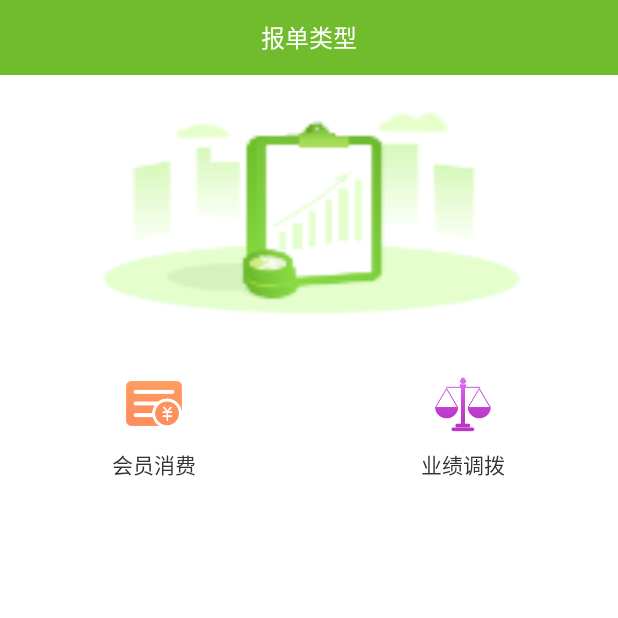
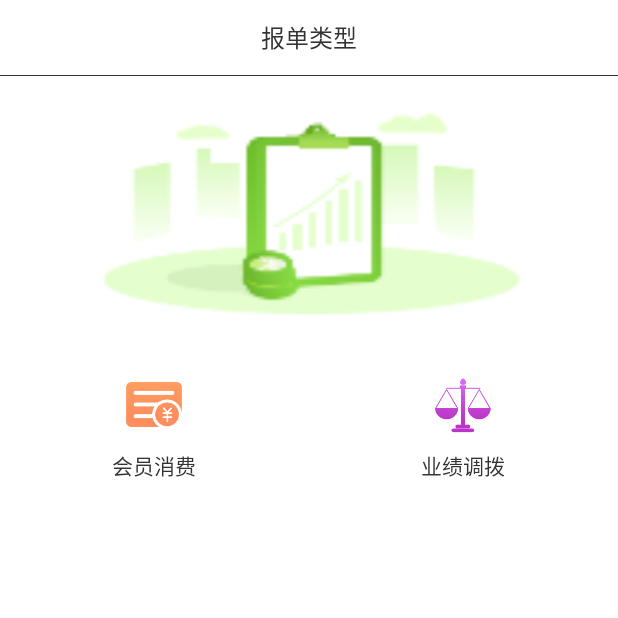
Before and after one commit to lilinkun/mt, an Android app: the fragment DeclarationFragment shown on its own in the app's theme, on a phone screen of 412 x 824 dp, the top half of it. Run offline under Robolectric (Android 15) with nearby library versions, the light colour scheme and no system bars; our stand-ins replace ButterKnife; 1 statement that could not run was skipped.

Commit message:
修改的

```diff
--- a/app/build.gradle
+++ b/app/build.gradle
@@ -69,5 +69,4 @@ dependencies {
 
     implementation 'pub.devrel:easypermissions:1.0.1'
 
-    implementation project(":banner")
 }
--- a/app/src/main/java/com/mingtai/mt/activity/RegisterActivity.java
+++ b/app/src/main/java/com/mingtai/mt/activity/RegisterActivity.java
@@ -1,7 +1,6 @@
 package com.mingtai.mt.activity;
 
 
-import android.content.Intent;
 import android.graphics.drawable.BitmapDrawable;
 import android.os.Bundle;
 import android.support.v7.widget.LinearLayoutManager;
@@ -30,13 +29,11 @@ import com.mingtai.mt.contract.RegisterContract;
 import com.mingtai.mt.entity.BankBean;
 import com.mingtai.mt.entity.FriendsBean;
 import com.mingtai.mt.entity.LocalBean;
-import com.mingtai.mt.entity.PageBean;
 import com.mingtai.mt.presenter.RegisterPresenter;
 import com.mingtai.mt.util.Eyes;
 import com.mingtai.mt.util.MingtaiUtil;
 import com.mingtai.mt.util.UiHelper;
 
-import java.nio.channels.InterruptedByTimeoutException;
 import java.util.ArrayList;
 
 import butterknife.BindView;
--- a/app/src/main/java/com/mingtai/mt/presenter/RegisterPresenter.java
+++ b/app/src/main/java/com/mingtai/mt/presenter/RegisterPresenter.java
@@ -1,5 +1,4 @@
 package com.mingtai.mt.presenter;
-
 import android.app.ProgressDialog;
 import android.content.Context;
 
--- a/app/src/main/res/layout/fragment_declaration.xml
+++ b/app/src/main/res/layout/fragment_declaration.xml
@@ -9,12 +9,17 @@
     <TextView
         android:layout_width="match_parent"
         android:layout_height="@dimen/margin_50"
-            android:background="@color/green"
+        android:background="@color/white"
         android:gravity="center"
         android:textSize="@dimen/textsize16"
-            android:textColor="@color/white"
+        android:textColor="@color/black_333333"
         android:text="报单类型"/>
 
+    <View
+        android:layout_width="match_parent"
+        android:layout_height="0.5dp"
+        android:layout_alignParentBottom="true"
+        android:background="@color/black_333333"/>
 
     <ImageView
         android:layout_width="match_parent"
@@ -36,21 +41,18 @@
              android:layout_height="wrap_content"
              android:background="@color/white"
              android:orientation="horizontal">
-
              <LinearLayout
                  android:id="@+id/ll_register"
                  android:layout_width="0dp"
                  android:layout_height="wrap_content"
                  android:layout_weight="1"
                  android:orientation="vertical">
-
                  <ImageView
                      android:layout_width="wrap_content"
                      android:layout_height="wrap_content"
                      android:layout_gravity="center_horizontal"
                      android:layout_marginTop="@dimen/margin_20"
                      android:src="@mipmap/ic_register"/>
-
                  <TextView
                      android:layout_width="wrap_content"
                      android:layout_height="wrap_content"
@@ -59,17 +61,13 @@
                      android:textColor="@color/black"
                      android:layout_marginTop="@dimen/margin_10"
                      android:text="会员注册"/>
-
-
              </LinearLayout>
-
              <LinearLayout
                  android:id="@+id/ll_sale"
                  android:layout_width="0dp"
                  android:layout_height="wrap_content"
                  android:layout_weight="1"
                  android:orientation="vertical">
-
                  <TextView
                      android:layout_width="wrap_content"
                      android:layout_height="wrap_content"
@@ -78,32 +76,24 @@
                      android:layout_marginBottom="@dimen/margin_20"
                      android:textColor="@color/black"
                      android:text="会员消费"/>
-
-
              </LinearLayout>
-
          </LinearLayout>
-
-
 
      <View
          android:layout_width="match_parent"
          android:layout_height="0.5dp"
          android:background="@color/line"/>
-
      <LinearLayout
          android:layout_width="match_parent"
          android:layout_height="wrap_content"
          android:background="@color/white"
          android:orientation="horizontal">
-
          <LinearLayout
              android:id="@+id/ll_update"
              android:layout_width="0dp"
              android:layout_height="wrap_content"
              android:layout_weight="1"
              android:orientation="vertical">
-
              <TextView
                  android:layout_width="wrap_content"
                  android:layout_height="wrap_content"
@@ -112,17 +102,13 @@
                  android:layout_marginBottom="@dimen/margin_20"
                  android:textColor="@color/black"
                  android:text="会员升级"/>
-
-
          </LinearLayout>
-
          <LinearLayout
              android:id="@+id/ll_tiaobo"
              android:layout_width="0dp"
              android:layout_height="wrap_content"
              android:layout_weight="1"
              android:orientation="vertical">
-
              <TextView
                  android:layout_width="wrap_content"
                  android:layout_height="wrap_content"
@@ -131,16 +117,11 @@
                  android:layout_marginBottom="@dimen/margin_20"
                  android:textColor="@color/black"
                  android:text="业绩调拨"/>
-
-
          </LinearLayout>
-
-
          <View
              android:layout_width="match_parent"
              android:layout_height="0.5dp"
              android:background="@color/line"/>
-
      </LinearLayout>-->
 
 
```
Also changed, not shown: app/src/main/java/com/mingtai/mt/ui/CustomViewPager.java (+6 -16 lines), app/src/main/java/com/mingtai/mt/activity/LoginActivity.java (indentation only), app/src/main/java/com/mingtai/mt/adapter/BankAdapter.java (line endings or trailing spaces). Lines whose indentation alone changed are shown as unchanged.
